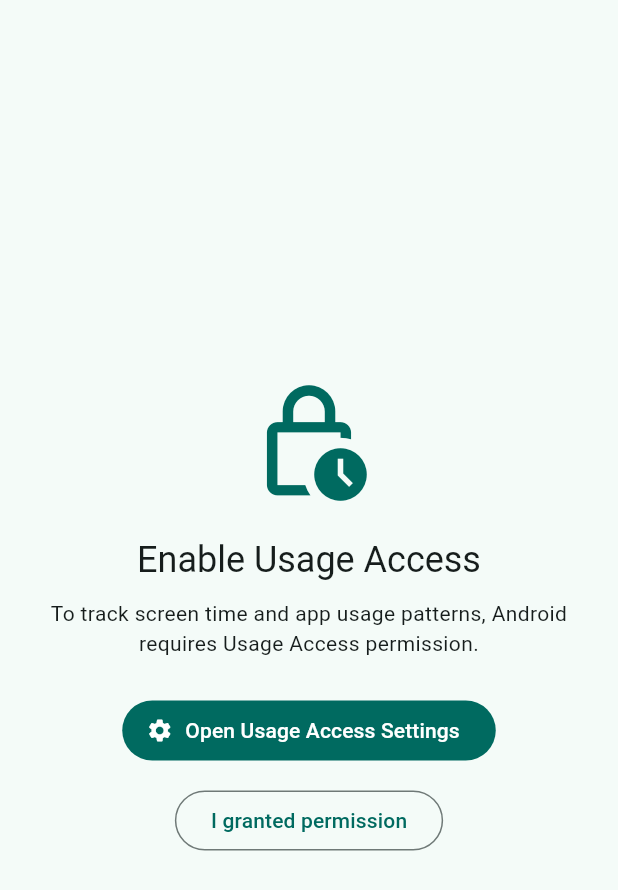
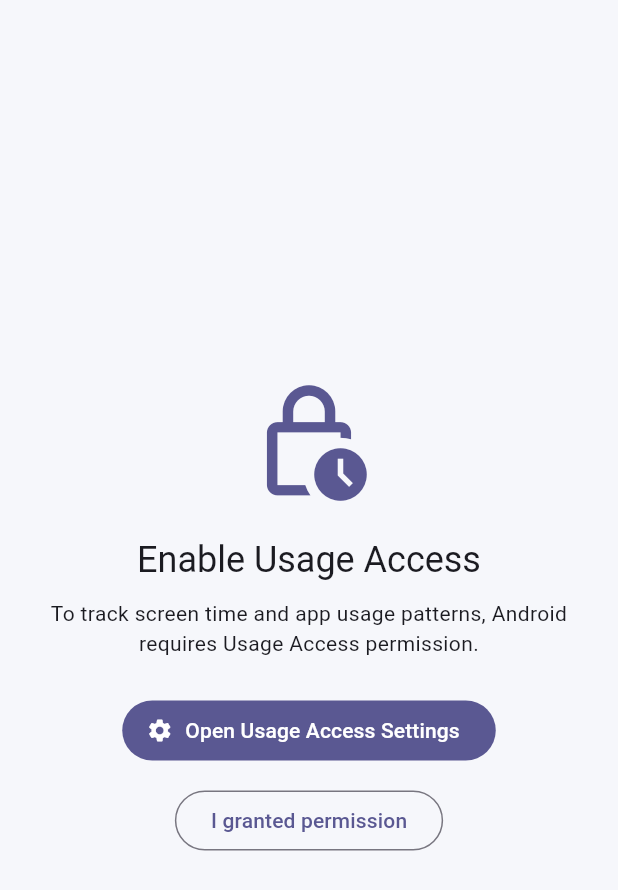
Before and after one commit to Krijan-dev/final_year_project, a Flutter app: the screen it shows after launch, on a phone screen of 412 x 824 dp. Shown: the top 890 px of the screen. Run offline on Flutter 3.47's test engine with Material 3 defaults, Android fonts, the phone set to English and light mode, and no system bars; our stand-ins replace fl_chart, flutter_riverpod, hive_flutter; accounts and stored records are empty.

Commit message:
Updates
Added new design to the app, added new pages as per the things

```diff
--- a/lib/main.dart
+++ b/lib/main.dart
@@ -27,6 +27,14 @@
       usageProvider.select((s) => (s.initialCheckComplete, s.hasPermission)),
     );
     final auth = ref.watch(authProvider);
+    final lightScheme = ColorScheme.fromSeed(
+      seedColor: const Color(0xFF4F46E5),
+      brightness: Brightness.light,
+    );
+    final darkScheme = ColorScheme.fromSeed(
+      seedColor: const Color(0xFF6366F1),
+      brightness: Brightness.dark,
+    );
 
     return MaterialApp(
       debugShowCheckedModeBanner: false,
@@ -34,13 +42,74 @@
       themeMode: themeMode,
       theme: ThemeData(
         useMaterial3: true,
-        colorSchemeSeed: Colors.teal,
-        brightness: Brightness.light,
+        colorScheme: lightScheme,
+        scaffoldBackgroundColor: const Color(0xFFF6F7FB),
+        cardTheme: CardThemeData(
+          elevation: 0,
+          shape: RoundedRectangleBorder(borderRadius: BorderRadius.circular(20)),
+          color: Colors.white,
+          margin: EdgeInsets.zero,
+        ),
+        appBarTheme: AppBarTheme(
+          centerTitle: true,
+          backgroundColor: const Color(0xFFF6F7FB),
+          foregroundColor: lightScheme.onSurface,
+          elevation: 0,
+          scrolledUnderElevation: 0,
+        ),
+        navigationBarTheme: NavigationBarThemeData(
+          backgroundColor: Colors.white,
+          elevation: 1,
+          indicatorColor: lightScheme.primary.withValues(alpha: 0.16),
+          labelTextStyle: WidgetStateProperty.resolveWith<TextStyle>((states) {
+            final selected = states.contains(WidgetState.selected);
+            return TextStyle(
+              fontWeight: selected ? FontWeight.w700 : FontWeight.w500,
+            );
+          }),
+        ),
+        inputDecorationTheme: InputDecorationTheme(
+          filled: true,
+          fillColor: Colors.white,
+          contentPadding: const EdgeInsets.symmetric(horizontal: 14, vertical: 12),
+          border: OutlineInputBorder(
+            borderRadius: BorderRadius.circular(14),
+            borderSide: BorderSide(color: lightScheme.outlineVariant),
+          ),
+          enabledBorder: OutlineInputBorder(
+            borderRadius: BorderRadius.circular(14),
+            borderSide: BorderSide(color: lightScheme.outlineVariant),
+          ),
+        ),
       ),
       darkTheme: ThemeData(
         useMaterial3: true,
-        colorSchemeSeed: Colors.teal,
-        brightness: Brightness.dark,
+        colorScheme: darkScheme,
+        scaffoldBackgroundColor: const Color(0xFF0F1117),
+        cardTheme: CardThemeData(
+          elevation: 0,
+          shape: RoundedRectangleBorder(borderRadius: BorderRadius.circular(20)),
+          color: const Color(0xFF1A1D28),
+          margin: EdgeInsets.zero,
+        ),
+        appBarTheme: AppBarTheme(
+          centerTitle: true,
+          backgroundColor: const Color(0xFF0F1117),
+          foregroundColor: darkScheme.onSurface,
+          elevation: 0,
+          scrolledUnderElevation: 0,
+        ),
+        navigationBarTheme: NavigationBarThemeData(
+          backgroundColor: const Color(0xFF111420),
+          elevation: 1,
+          indicatorColor: darkScheme.primary.withValues(alpha: 0.22),
+          labelTextStyle: WidgetStateProperty.resolveWith<TextStyle>((states) {
+            final selected = states.contains(WidgetState.selected);
+            return TextStyle(
+              fontWeight: selected ? FontWeight.w700 : FontWeight.w500,
+            );
+          }),
+        ),
       ),
       home: Platform.isAndroid
           ? !permissionGate.$1
--- a/lib/screens/apps_screen.dart
+++ b/lib/screens/apps_screen.dart
@@ -15,10 +15,9 @@
       return const Center(child: Text("No app usage data available yet."));
     }
 
-    return ListView.separated(
-      padding: const EdgeInsets.symmetric(vertical: 8),
+    return ListView.builder(
+      padding: const EdgeInsets.symmetric(vertical: 10),
       itemCount: today.appUsages.length,
-      separatorBuilder: (_, __) => const Divider(height: 1),
       itemBuilder: (context, index) {
         final app = today.appUsages[index];
         return AppUsageTile(
```
Also changed, not shown: lib/screens/ai_suggestions_screen.dart (added, +107 -0 lines), lib/screens/charts_screen.dart (added, +62 -0 lines), lib/screens/chatbot_screen.dart (added, +133 -0 lines), lib/screens/dashboards_screen.dart (added, +89 -0 lines), lib/screens/home_shell.dart (+50 -7 lines), lib/widgets/app_usage_tile.dart (+16 -4 lines), lib/widgets/summary_card.dart (+25 -5 lines), 5 other files.
